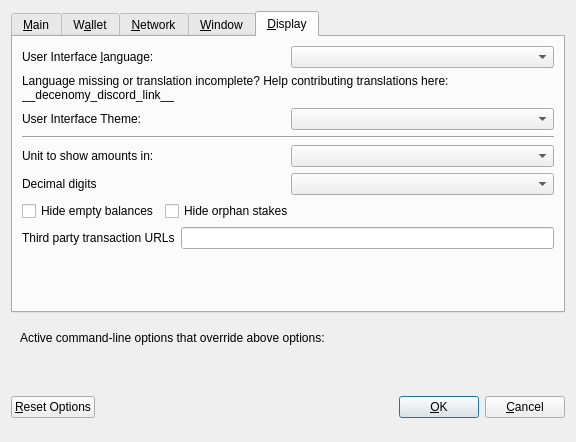
Above: src/qt/forms/optionsdialog.ui from Hser2bio/Lats-Core before the change. Below: the same form after it.
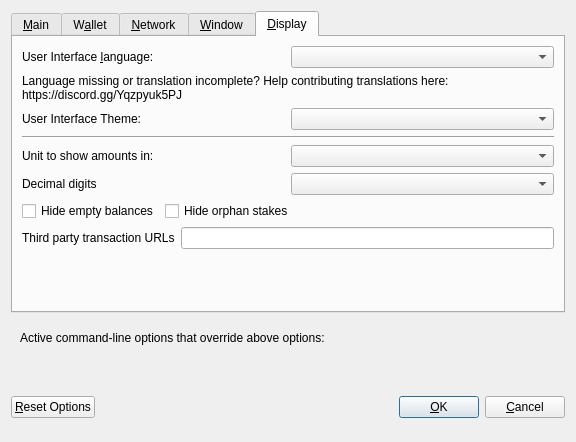
That is the form after the change. The open tabs and pages were chosen to show the change. Custom widgets are drawn as their Qt base class.

Diff of the .ui file:
```diff
--- a/src/qt/forms/optionsdialog.ui
+++ b/src/qt/forms/optionsdialog.ui
@@ -428,7 +428,7 @@
          </property>
          <property name="text">
           <string>Language missing or translation incomplete? Help contributing translations here:
-__decenomy_discord_link__</string>
+https://discord.gg/Yqzpyuk5PJ</string>
          </property>
          <property name="wordWrap">
           <bool>true</bool>
```
